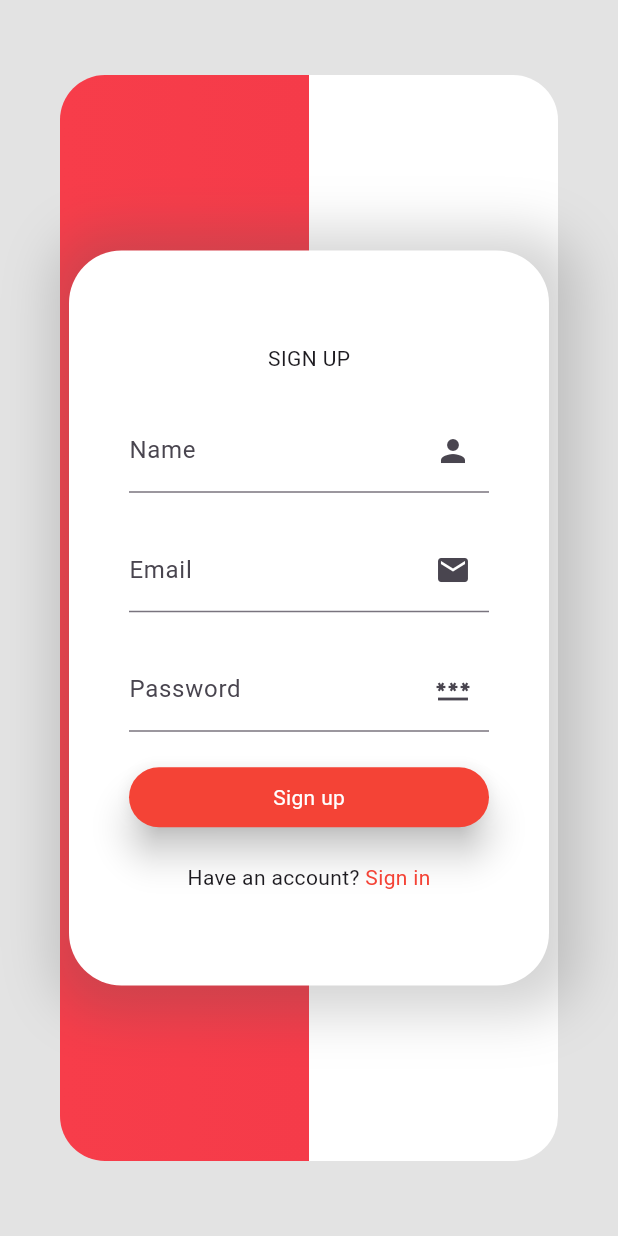
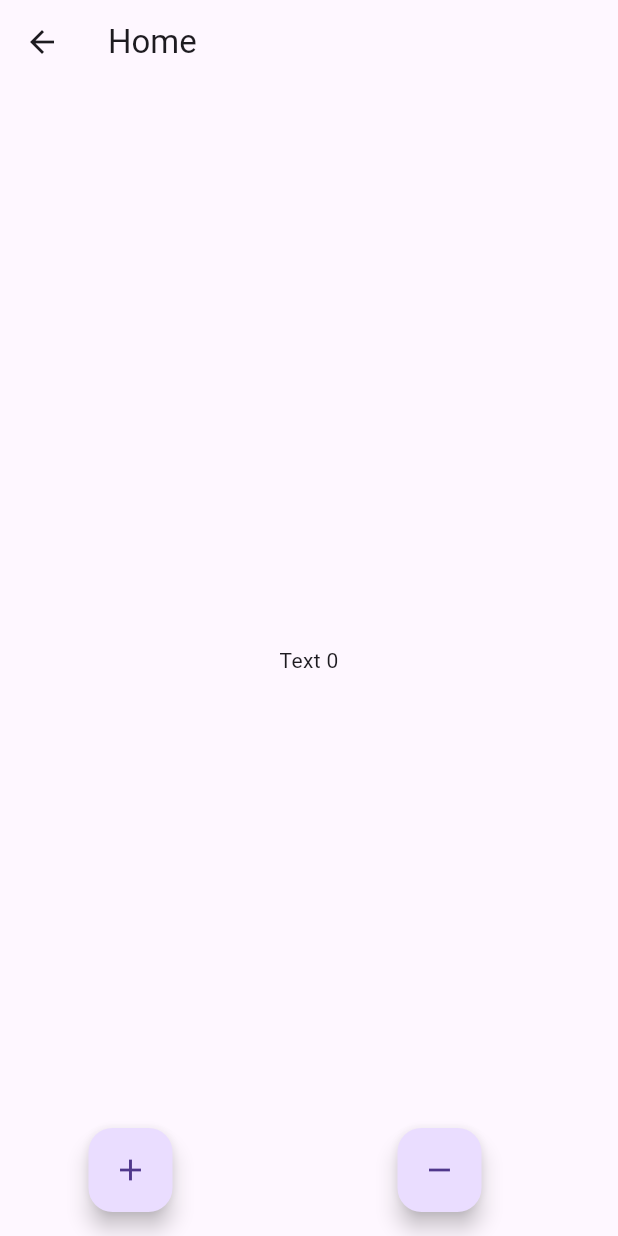
Before and after one commit to s7Thiago/flutter-login-concept, a Flutter app: the screen it shows after launch, after a tap on "Sign up", on a phone screen of 412 x 824 dp. Run offline on Flutter 3.47's test engine with Material 3 defaults, Android fonts, the phone set to English and light mode, and no system bars.

Commit message:
incremento da alegria

```diff
--- a/lib/main.dart
+++ b/lib/main.dart
@@ -1,5 +1,6 @@
 import 'package:flutter/material.dart';
-import 'package:flutter/widgets.dart';
+import 'package:login_concept/shared/routes.dart';
+import 'package:login_concept/view/home/home.dart';
 import 'package:login_concept/view/login/login.dart';
 
 void main() {
@@ -11,9 +12,13 @@ class App extends StatelessWidget {
 
   @override
   Widget build(BuildContext context) {
-    return const MaterialApp(
+    return MaterialApp(
       debugShowCheckedModeBanner: false,
-      home: LoginScreen(),
+      routes: {
+        Routes.home: (context) => const HomeScreen(),
+        Routes.login: (context) => const LoginScreen(),
+      },
+      initialRoute: Routes.login,
     );
   }
 }
--- /dev/null
+++ b/lib/shared/routes.dart
@@ -0,0 +1,9 @@
+class Routes {
+  static const String home = '/';
+  static const String login = '/login';
+  static const String register = '/register';
+  static const String profile = '/profile';
+  static const String settings = '/settings';
+  static const String about = '/about';
+  static const String notFound = '/404';
+}
--- a/lib/shared/widgets/custom_button.dart
+++ b/lib/shared/widgets/custom_button.dart
@@ -5,6 +5,7 @@ class CustomButton extends StatelessWidget {
   final double height;
   final String text;
   final Color color;
+  final VoidCallback onTap;
 
   const CustomButton({
     super.key,
@@ -12,6 +13,7 @@ class CustomButton extends StatelessWidget {
     this.height = 40,
     this.text = "",
     this.color = Colors.lightBlue,
+    required this.onTap,
   });
 
   @override
@@ -21,7 +23,7 @@ class CustomButton extends StatelessWidget {
       color: color,
       borderRadius: BorderRadius.circular(20),
       child: InkWell(
-        onTap: () {},
+        onTap: onTap,
         borderRadius: BorderRadius.circular(20),
         child: Container(
             alignment: Alignment.center,
--- /dev/null
+++ b/lib/view/home/home.dart
@@ -0,0 +1,47 @@
+import 'package:flutter/material.dart';
+
+class HomeScreen extends StatefulWidget {
+  const HomeScreen({super.key});
+
+  @override
+  State<HomeScreen> createState() => _HomeScreenState();
+}
+
+class _HomeScreenState extends State<HomeScreen> {
+  int count = 0;
+  @override
+  Widget build(BuildContext context) {
+    incrementar() {
+      setState(() {
+        count++;
+      });
+      debugPrint("Count: $count");
+    }
+
+    decrement() {
+      setState(() {
+        count--;
+      });
+      debugPrint("Count: $count");
+    }
+
+    return Scaffold(
+        appBar: AppBar(
+          title: const Text("Home"),
+        ),
+        body: Center(child: Text("Text $count")),
+        floatingActionButton: Row(
+          mainAxisAlignment: MainAxisAlignment.spaceAround,
+          children: [
+            FloatingActionButton(
+              onPressed: incrementar,
+              child: const Icon(Icons.add),
+            ),
+            FloatingActionButton(
+              onPressed: decrement,
+              child: const Icon(Icons.remove),
+            ),
+          ],
+        ));
+  }
+}
--- a/lib/view/login/widgets/login_form.dart
+++ b/lib/view/login/widgets/login_form.dart
@@ -1,4 +1,5 @@
 import 'package:flutter/material.dart';
+import 'package:login_concept/shared/routes.dart';
 import 'package:login_concept/shared/widgets/custom_button.dart';
 import 'package:login_concept/shared/widgets/custom_input.dart';
 
@@ -24,13 +25,13 @@ class LoginFormWidget extends StatelessWidget {
       ),
       width: (size.width * .5).clamp(320, 330),
       height: (size.height * .6).clamp(350, 490),
-      child: const Column(
+      child: Column(
         mainAxisAlignment: MainAxisAlignment.spaceAround,
         children: [
-          Text("SIGN UP"),
-          CustomInput(label: "Name", icon: Icons.person),
-          CustomInput(label: "Email", icon: Icons.email),
-          CustomInput(
+          const Text("SIGN UP"),
+          const CustomInput(label: "Name", icon: Icons.person),
+          const CustomInput(label: "Email", icon: Icons.email),
+          const CustomInput(
             label: "Password",
             icon: Icons.password,
             isPassword: true,
@@ -39,8 +40,11 @@ class LoginFormWidget extends StatelessWidget {
             width: double.maxFinite,
             text: "Sign up",
             color: Colors.red,
+            onTap: () {
+              Navigator.of(context).pushNamed(Routes.home);
+            },
           ),
-          MouseRegion(
+          const MouseRegion(
             cursor: SystemMouseCursors.click,
             child: Text.rich(TextSpan(
               text: "Have an account? ",
```
Also changed, not shown: lib/view/home/qualquer.dart (added).
